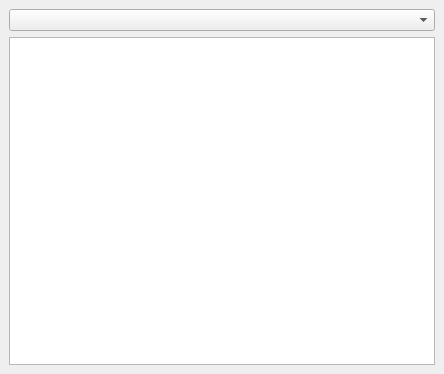
The window that mlapp/src/paddock_view/paddock_view_dock_widget_base.ui (Trailmarker/paddock-power) describes before a commit, drawn with Qt 5.
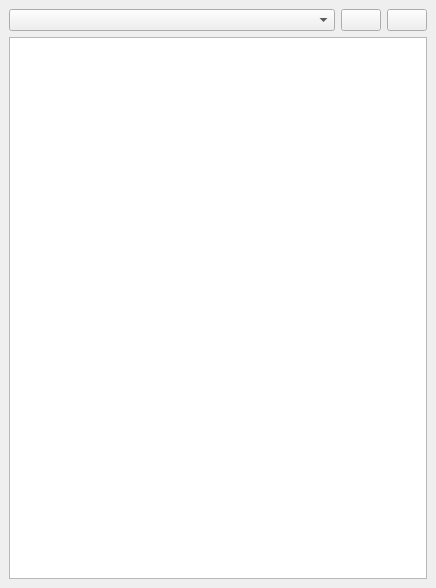
The same window after the commit. Icons and pictures are not drawn.

Commit message: updated milestone icons and added buttons, add milestone dialog and confirmation dialog (PP-26)

Patch:
```diff
--- a/mlapp/src/paddock_view/paddock_view_dock_widget_base.ui
+++ b/mlapp/src/paddock_view/paddock_view_dock_widget_base.ui
@@ -6,8 +6,8 @@
             <rect>
                 <x>0</x>
                 <y>0</y>
-                <width>444</width>
-                <height>374</height>
+        <width>436</width>
+        <height>588</height>
             </rect>
         </property>
         <property name="windowTitle">
@@ -16,7 +16,18 @@
         <widget class="QWidget" name="dockWidgetContents">
             <layout class="QGridLayout">
                 <item row="0" column="0">
+          <layout class="QHBoxLayout" name="horizontalLayout">
+            <property name="sizeConstraint">
+              <enum>QLayout::SetDefaultConstraint</enum>
+            </property>
+            <item>
                     <widget class="QComboBox" name="milestoneComboBox">
+                <property name="sizePolicy">
+                  <sizepolicy hsizetype="Expanding" vsizetype="Fixed">
+                    <horstretch>0</horstretch>
+                    <verstretch>0</verstretch>
+                  </sizepolicy>
+                </property>
                         <property name="font">
                             <font>
                                 <pointsize>8</pointsize>
@@ -29,8 +40,44 @@
                         </property>
                     </widget>
                 </item>
-                <item row="1" column="0">
+            <item>
+              <widget class="QPushButton" name="addMilestoneButton">
+                <property name="toolTip">
+                  <string>Add a new Milestone …</string>
+                </property>
+                <property name="text">
+                  <string/>
+                </property>
+                <property name="icon">
+                  <iconset>
+                    <normaloff>../../images/new-milestone.png</normaloff>../../images/new-milestone.png</iconset>
+                </property>
+              </widget>
+            </item>
+            <item>
+              <widget class="QPushButton" name="deleteMilestoneButton">
+                <property name="toolTip">
+                  <string>Delete the current Milestone …</string>
+                </property>
+                <property name="text">
+                  <string/>
+                </property>
+                <property name="icon">
+                  <iconset>
+                    <normaloff>../../images/delete-milestone.png</normaloff>../../images/delete-milestone.png</iconset>
+                </property>
+              </widget>
+            </item>
+          </layout>
+        </item>
+        <item row="9" column="0">
                     <widget class="QTableView" name="tableView">
+            <property name="maximumSize">
+              <size>
+                <width>16777215</width>
+                <height>16777215</height>
+              </size>
+            </property>
                         <property name="font">
                             <font>
                                 <family>MS Shell Dlg 2</family>
```
Lines whose indentation alone changed are shown as unchanged. The commit also changes 16 other files.
